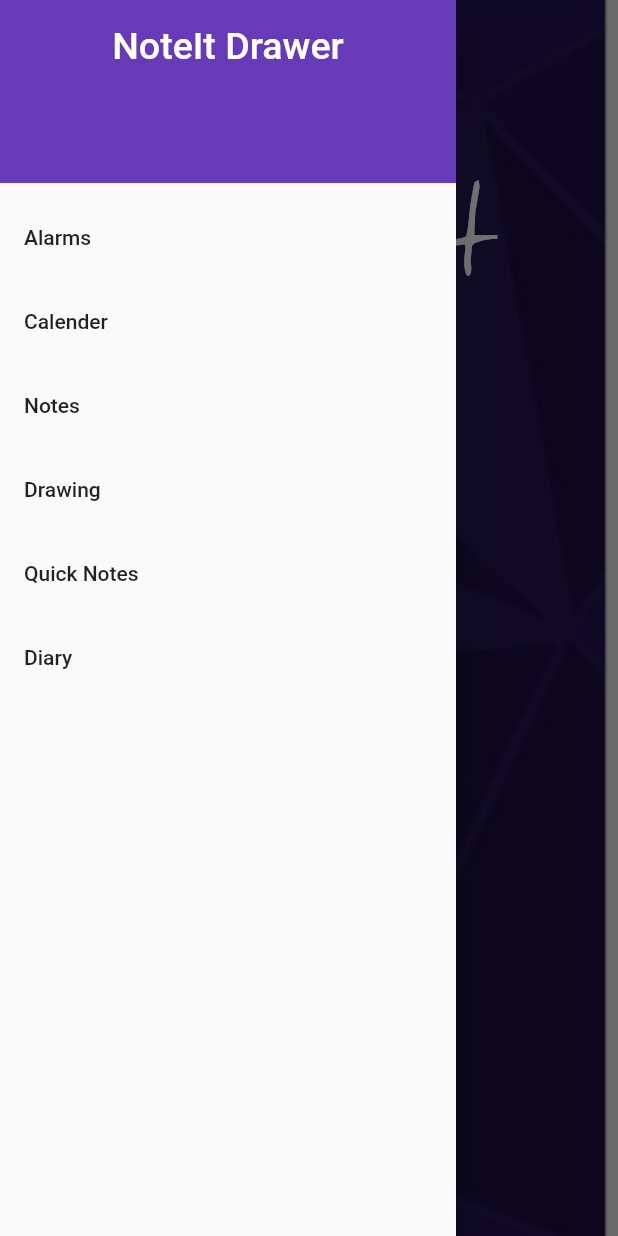
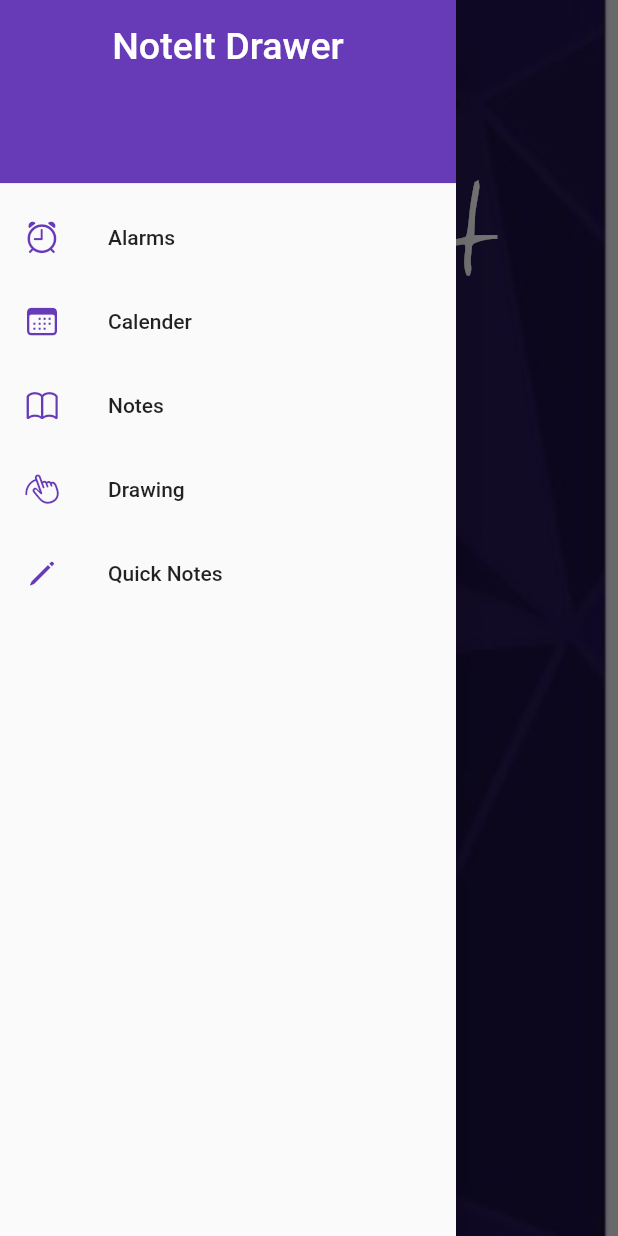
Before and after one commit to sanika30chandode/Noteit, a Flutter app: the screen it shows after launch, with the side drawer open, on a phone screen of 412 x 824 dp. Run offline on Flutter 3.47's test engine with Material 2 defaults, Android fonts, the phone set to English and light mode, and no system bars.

Commit message:
Cupertino Icons added to drawer

```diff
--- a/noteit/lib/main.dart
+++ b/noteit/lib/main.dart
@@ -1,3 +1,4 @@
+import 'package:flutter/cupertino.dart';
 import 'package:flutter/material.dart';
 
 void main() {
@@ -12,6 +13,7 @@ class MyApp extends StatelessWidget {
   @override
   Widget build(BuildContext context) {
     return MaterialApp(
+      debugShowCheckedModeBanner: false,
       home: Scaffold(
         extendBodyBehindAppBar: true,
         appBar: AppBar(
@@ -30,6 +32,7 @@ class MyApp extends StatelessWidget {
                 fit: BoxFit.cover,
                 height: double.infinity,
                 width: double.infinity,
+
                 //alignment: Alignment.center,
               ),
               Container(
@@ -69,41 +72,51 @@ class MyApp extends StatelessWidget {
                 ),
               ),
               ListTile(
+                leading: Icon(CupertinoIcons.alarm, color: Colors.deepPurple),
                 title: const Text('Alarms'),
                 onTap: () {
                   Navigator.pop(context);
                 },
               ),
               ListTile(
+                leading:
+                    Icon(CupertinoIcons.calendar, color: Colors.deepPurple),
                 title: const Text('Calender'),
                 onTap: () {
                   Navigator.pop(context);
                 },
               ),
               ListTile(
+                leading: Icon(CupertinoIcons.book, color: Colors.deepPurple),
                 title: const Text('Notes'),
                 onTap: () {
                   Navigator.pop(context);
                 },
               ),
               ListTile(
+                leading:
+                    Icon(CupertinoIcons.hand_draw, color: Colors.deepPurple),
                 title: const Text('Drawing'),
                 onTap: () {
                   Navigator.pop(context);
                 },
               ),
               ListTile(
+                leading: Icon(CupertinoIcons.pen, color: Colors.deepPurple),
                 title: const Text('Quick Notes'),
                 onTap: () {
                   Navigator.pop(context);
                 },
               ),
+              /*
               ListTile(
+                leading: Icon(CupertinoIcons.person, color: Colors.deepPurple),
                 title: const Text('Diary'),
                 onTap: () {
                   Navigator.pop(context);
                 },
               ),
+              */
             ],
           ),
         ),
```
